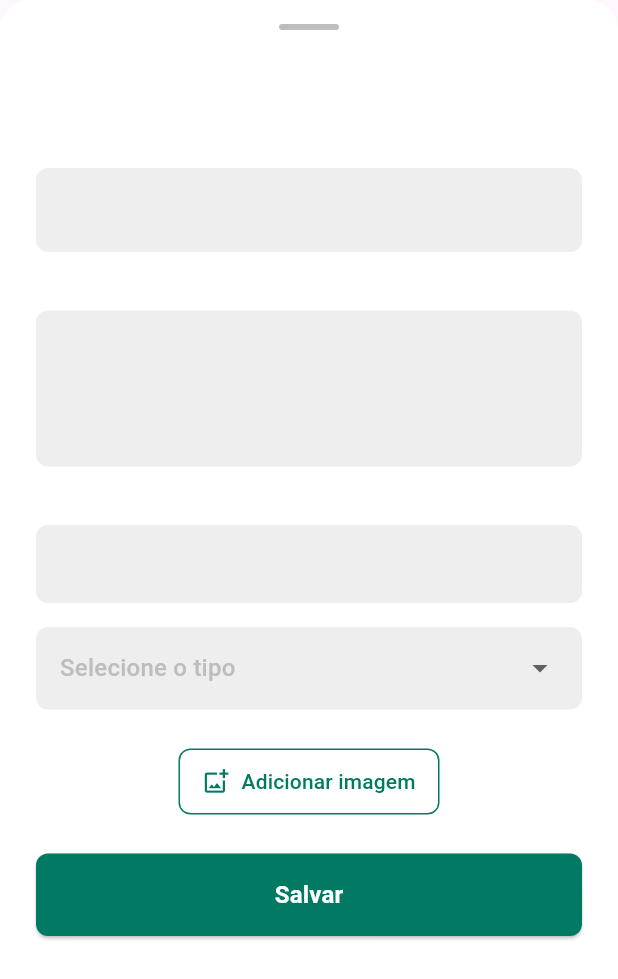
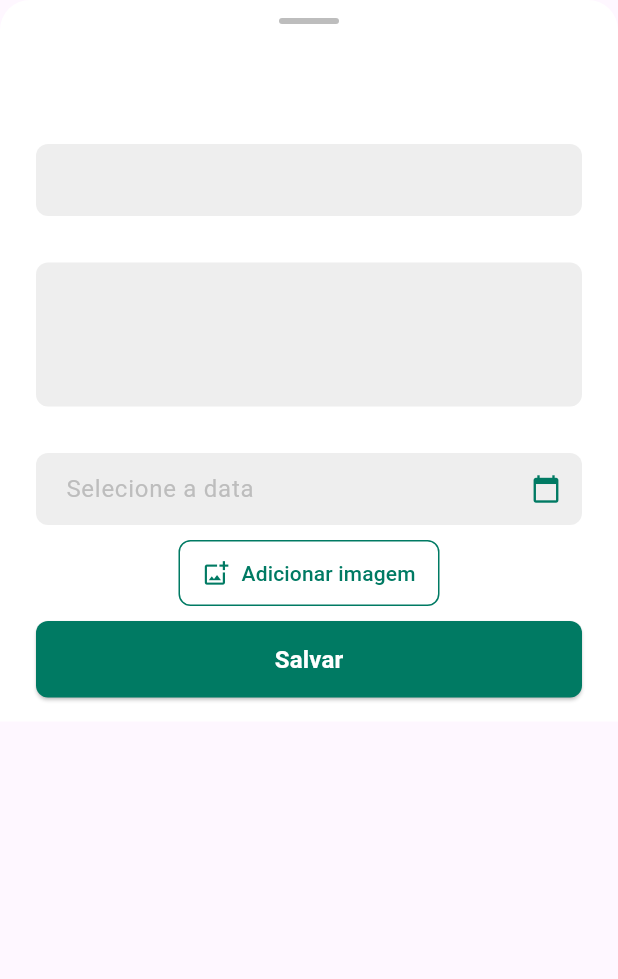
Before and after one commit to scheilasilva/cuidar_pet_app, a Flutter app: the BottomSheetCadastro widget shown alone on an empty page, opened directly with empty values, on a phone screen of 412 x 824 dp. Shown: the top 979 px of the screen. Run offline on Flutter 3.47's test engine with Material 3 defaults, Android fonts, the phone set to English and light mode, and no system bars; drawn by our look-alikes of oktoast; our stand-ins replace carousel_slider, dropdown_button2, firebase_auth, firebase_core, flutter_map, flutter_mobx and 10 more; accounts and stored records are empty; generated files the repository leaves out were written again.

Commit message:
ajustes gerais

```diff
--- a/lib/app/modules/consulta/consulta_controller.dart
+++ b/lib/app/modules/consulta/consulta_controller.dart
@@ -29,7 +29,6 @@ abstract class _ConsultaControllerBase with Store {
     return c.titulo.isNotEmpty &&
         c.descricao.isNotEmpty &&
         c.dataConsulta.isNotEmpty &&
-        c.tipo.isNotEmpty &&
         c.animalId.isNotEmpty;
   }
 
@@ -70,14 +69,13 @@ abstract class _ConsultaControllerBase with Store {
 
   // Criar nova consulta
   @action
-  Future<void> criarConsulta(String titulo, String descricao, String data, String tipo, String? imagem) async {
+  Future<void> criarConsulta(String titulo, String descricao, String data, String? imagem) async {
     if (animalSelecionadoId == null) return;
 
     final novaConsulta = ConsultaStoreFactory.novo(animalSelecionadoId!);
     novaConsulta.titulo = titulo;
     novaConsulta.descricao = descricao;
     novaConsulta.dataConsulta = data;
-    novaConsulta.tipo = tipo;
     novaConsulta.imagem = imagem;
 
     if (imagem != null && imagem.isNotEmpty) {
--- a/lib/app/modules/consulta/consulta_page.dart
+++ b/lib/app/modules/consulta/consulta_page.dart
@@ -83,8 +83,8 @@ class _ConsultaPageState extends State<ConsultaPage> {
             labelCampo1: 'Título da consulta',
             labelCampo2: 'Descrição da consulta',
             labelCampo3: 'Data da consulta',
-            onSalvar: (titulo, descricao, data, tipo, imagem) async {
-              await controller.criarConsulta(titulo, descricao, data, tipo, imagem);
+            onSalvar: (titulo, descricao, data, imagem) async {
+              await controller.criarConsulta(titulo, descricao, data, imagem!);
               if (mounted) {
                 ScaffoldMessenger.of(context).showSnackBar(
                   const SnackBar(
--- a/lib/app/modules/exame/exame_controller.dart
+++ b/lib/app/modules/exame/exame_controller.dart
@@ -29,7 +29,6 @@ abstract class _ExameControllerBase with Store {
     return e.titulo.isNotEmpty &&
         e.descricao.isNotEmpty &&
         e.dataRealizacao.isNotEmpty &&
-        e.tipo.isNotEmpty &&
         e.animalId.isNotEmpty;
   }
 
@@ -70,14 +69,13 @@ abstract class _ExameControllerBase with Store {
 
   // NOVO: Criar novo exame com imagem
   @action
-  Future<void> criarExameComImagem(String titulo, String descricao, String data, String tipo, String imagePath) async {
+  Future<void> criarExameComImagem(String titulo, String descricao, String data, String imagePath) async {
     if (animalSelecionadoId == null) return;
 
     final novoExame = ExameStoreFactory.novo(animalSelecionadoId!);
     novoExame.titulo = titulo;
     novoExame.descricao = descricao;
     novoExame.dataRealizacao = data;
-    novoExame.tipo = tipo;
 
     await _service.saveOrUpdateWithImage(novoExame.toModel(), imagePath);
     await loadExamesByAnimal(animalSelecionadoId!);
@@ -85,14 +83,13 @@ abstract class _ExameControllerBase with Store {
 
   // Criar novo exame sem imagem (mantém compatibilidade)
   @action
-  Future<void> criarExame(String titulo, String descricao, String data, String tipo, String? imagem) async {
+  Future<void> criarExame(String titulo, String descricao, String data, String? imagem) async {
     if (animalSelecionadoId == null) return;
 
     final novoExame = ExameStoreFactory.novo(animalSelecionadoId!);
     novoExame.titulo = titulo;
     novoExame.descricao = descricao;
     novoExame.dataRealizacao = data;
-    novoExame.tipo = tipo;
     novoExame.imagem = imagem;
 
     if (imagem != null && imagem.isNotEmpty) {
--- a/lib/app/modules/exame/exame_page.dart
+++ b/lib/app/modules/exame/exame_page.dart
@@ -28,19 +28,22 @@ class _ExamePageState extends State<ExamePage> {
   void _initializeWithSelectedAnimal() {
     // Usar o animal selecionado do carrossel
     if (animalController.animalSelecionadoCarrossel != null) {
-      controller.setAnimalSelecionado(animalController.animalSelecionadoCarrossel!.id);
+      controller.setAnimalSelecionado(
+          animalController.animalSelecionadoCarrossel!.id);
     } else if (animalController.animais.isNotEmpty) {
       // Fallback: definir o primeiro animal como selecionado
       animalController.setAnimalSelecionadoCarrossel(0);
       controller.setAnimalSelecionado(animalController.animais.first.id);
     }
   }
+
   void _showExameDetalhes(dynamic exame) {
     showModalBottomSheet(
       context: context,
       isScrollControlled: true,
       backgroundColor: Colors.transparent,
-      builder: (context) => ExameDetalhesBottomSheet(
+      builder: (context) =>
+          ExameDetalhesBottomSheet(
             exame: exame,
             onDelete: () async {
               await controller.excluirExame(exame);
@@ -75,15 +78,19 @@ class _ExamePageState extends State<ExamePage> {
       builder: (context) {
         return Padding(
           padding: EdgeInsets.only(
-            bottom: MediaQuery.of(context).viewInsets.bottom,
+            bottom: MediaQuery
+                .of(context)
+                .viewInsets
+                .bottom,
           ),
           child: BottomSheetCadastro(
               titulo: 'Novo exame',
               labelCampo1: 'Título do exame',
               labelCampo2: 'Descrição do exame',
               labelCampo3: 'Data realizada do exame',
-            onSalvar: (titulo, descricao, data, tipo, imagem) async {
-              await controller.criarExame(titulo, descricao, data, tipo, imagem);
+
+              onSalvar: (titulo, descricao, data, imagem) async {
+                await controller.criarExame(titulo, descricao, data, imagem!);
                 if (mounted) {
                   ScaffoldMessenger.of(context).showSnackBar(
                     const SnackBar(
--- a/lib/app/modules/exame/widgets/exame_detalhes_bottom_sheet.dart
+++ b/lib/app/modules/exame/widgets/exame_detalhes_bottom_sheet.dart
@@ -112,23 +112,12 @@ class ExameDetalhesBottomSheet extends StatelessWidget {
 
                       const SizedBox(height: 16),
 
-                      // Tipo de exame
-                      Text(
-                        'Tipo de exame: ${exame.tipo}',
-                        style: const TextStyle(
-                          fontSize: 16,
-                          fontWeight: FontWeight.w500,
-                          color: Color(0xFF00845A),
-                        ),
-                      ),
-
-                      const SizedBox(height: 8),
-
-                      // Data
+                      // Data (removido o tipo de exame)
                       Text(
                         'Data: ${exame.dataRealizacao}',
                         style: TextStyle(
-                          fontSize: 14,
+                          fontSize: 16,
+                          fontWeight: FontWeight.w500,
                           color: Colors.grey[600],
                         ),
                       ),
--- a/lib/app/modules/home/home_page.dart
+++ b/lib/app/modules/home/home_page.dart
@@ -207,6 +207,7 @@ class _HomePageState extends State<HomePage> {
                       carouselController: _carouselController,
                       options: CarouselOptions(
                         height: 220,
+                        viewportFraction: 0.92,
                         enlargeCenterPage: true,
                         initialPage: controller.carrosselIndex,
                         enableInfiniteScroll: false,
--- a/lib/app/modules/tratamento/tratamento_controller.dart
+++ b/lib/app/modules/tratamento/tratamento_controller.dart
@@ -32,7 +32,6 @@ abstract class _TratamentoControllerBase with Store {
     return t.titulo.isNotEmpty &&
         t.descricao.isNotEmpty &&
         t.dataInicio.isNotEmpty &&
-        t.tipo.isNotEmpty &&
         t.animalId.isNotEmpty;
   }
 
@@ -81,14 +80,13 @@ abstract class _TratamentoControllerBase with Store {
 
   // Criar novo tratamento
   @action
-  Future<void> criarTratamento(String titulo, String descricao, String data, String tipo, String? imagem) async {
+  Future<void> criarTratamento(String titulo, String descricao, String data, String? imagem) async {
     if (animalSelecionadoId == null) return;
 
     final novoTratamento = TratamentoStoreFactory.novo(animalSelecionadoId!);
     novoTratamento.titulo = titulo;
     novoTratamento.descricao = descricao;
     novoTratamento.dataInicio = data;
-    novoTratamento.tipo = tipo;
     novoTratamento.imagem = imagem;
 
     if (imagem != null && imagem.isNotEmpty) {
--- a/lib/app/modules/tratamento/tratamento_page.dart
+++ b/lib/app/modules/tratamento/tratamento_page.dart
@@ -99,8 +99,8 @@ class _TratamentoPageState extends State<TratamentoPage> {
             labelCampo1: 'Título do tratamento',
             labelCampo2: 'Descrição do tratamento',
             labelCampo3: 'Data de início do tratamento',
-            onSalvar: (titulo, descricao, data, tipo, imagem) async {
-              await controller.criarTratamento(titulo, descricao, data, tipo, imagem);
+            onSalvar: (titulo, descricao, data, imagem) async {
+              await controller.criarTratamento(titulo, descricao, data, imagem);
               if (mounted) {
                 ScaffoldMessenger.of(context).showSnackBar(
                   const SnackBar(
--- a/lib/app/modules/vacinacao/vacinacao_controller.dart
+++ b/lib/app/modules/vacinacao/vacinacao_controller.dart
@@ -30,7 +30,6 @@ abstract class _VacinacaoControllerBase with Store {
     return v.titulo.isNotEmpty &&
         v.descricao.isNotEmpty &&
         v.dataVacinacao.isNotEmpty &&
-        v.tipo.isNotEmpty &&
         v.animalId.isNotEmpty;
   }
 
@@ -71,14 +70,13 @@ abstract class _VacinacaoControllerBase with Store {
 
   // Criar nova vacinação
   @action
-  Future<void> criarVacinacao(String titulo, String descricao, String data, String tipo, String? imagem) async {
+  Future<void> criarVacinacao(String titulo, String descricao, String data, String? imagem) async {
     if (animalSelecionadoId == null) return;
 
     final novaVacinacao = VacinacaoStoreFactory.novo(animalSelecionadoId!);
     novaVacinacao.titulo = titulo;
     novaVacinacao.descricao = descricao;
     novaVacinacao.dataVacinacao = data;
-    novaVacinacao.tipo = tipo;
     novaVacinacao.imagem = imagem;
 
     if (imagem != null && imagem.isNotEmpty) {
--- a/lib/app/modules/vacinacao/vacinacao_page.dart
+++ b/lib/app/modules/vacinacao/vacinacao_page.dart
@@ -96,8 +96,8 @@ class _VacinacaoPageState extends State<VacinacaoPage> {
             labelCampo1: 'Nome da vacina',
             labelCampo2: 'Descrição da vacinação',
             labelCampo3: 'Data programada (dd/mm/aaaa)',
-            onSalvar: (titulo, descricao, data, tipo, imagem) async {
-              await controller.criarVacinacao(titulo, descricao, data, tipo, imagem);
+            onSalvar: (titulo, descricao, data, imagem) async {
+              await controller.criarVacinacao(titulo, descricao, data, imagem!);
               if (mounted) {
                 ScaffoldMessenger.of(context).showSnackBar(
                   const SnackBar(
--- a/lib/app/shared/widget/bottom_sheet_cadastros/bottom_sheet_cadastros.dart
+++ b/lib/app/shared/widget/bottom_sheet_cadastros/bottom_sheet_cadastros.dart
@@ -1,13 +1,16 @@
+import 'dart:io';
+
 import 'package:flutter/material.dart';
 import 'package:image_picker/image_picker.dart';
-import 'dart:io';
+import 'package:intl/intl.dart';
 
 class BottomSheetCadastro extends StatefulWidget {
   final String titulo;
   final String labelCampo1;
   final String labelCampo2;
   final String labelCampo3;
-  final Function(String, String, String, String, String?) onSalvar;
+  final Function(String, String, String, String?)
+      onSalvar; // Removido o parâmetro tipo
 
   const BottomSheetCadastro({
     super.key,
@@ -26,18 +29,9 @@ class _BottomSheetCadastroState extends State<BottomSheetCadastro> {
   final TextEditingController _campo1Controller = TextEditingController();
   final TextEditingController _campo2Controller = TextEditingController();
   final TextEditingController _campo3Controller = TextEditingController();
-  String? _tipoSelecionado;
   String? _imagemPath;
   bool _isLoadingImage = false;
-
-  final List<String> _tiposExame = [
-    'Hemograma',
-    'Raio-X',
-    'Ultrassonografia',
-    'Endoscopia',
-    'Exame de fezes',
-    'Outro'
-  ];
+  DateTime? _dataSelecionada;
 
   @override
   void dispose() {
@@ -45,6 +39,40 @@ class _BottomSheetCadastroState extends State<BottomSheetCadastro> {
     _campo2Controller.dispose();
     _campo3Controller.dispose();
     super.dispose();
+  }
+
+  Future<void> _selecionarData() async {
+    final DateTime? picked = await showDatePicker(
+      context: context,
+      initialDate: _dataSelecionada ?? DateTime.now(),
+      firstDate: DateTime(2000),
+      lastDate: DateTime.now(),
+      builder: (context, child) {
+        return Theme(
+          data: Theme.of(context).copyWith(
+            colorScheme: const ColorScheme.light(
+              primary: Color(0xFF007A63),
+              onPrimary: Colors.white,
+              surface: Colors.white,
+              onSurface: Colors.black,
+            ),
+            textButtonTheme: TextButtonThemeData(
+              style: TextButton.styleFrom(
+                foregroundColor: const Color(0xFF007A63),
+              ),
+            ),
+          ),
+          child: child!,
+        );
+      },
+    );
+
+    if (picked != null && picked != _dataSelecionada) {
+      setState(() {
+        _dataSelecionada = picked;
+        _campo3Controller.text = DateFormat('dd/MM/yyyy').format(picked);
+      });
+    }
   }
 
   void _mostrarOpcoesImagem() {
@@ -73,7 +101,8 @@ class _BottomSheetCadastroState extends State<BottomSheetCadastro> {
               if (_imagemPath != null)
                 ListTile(
                   leading: const Icon(Icons.delete, color: Colors.red),
-                  title: const Text('Remover imagem', style: TextStyle(color: Colors.red)),
+                  title: const Text('Remover imagem',
+                      style: TextStyle(color: Colors.red)),
                   onTap: () {
                     Navigator.pop(context);
                     _removerImagem();
@@ -139,10 +168,9 @@ class _BottomSheetCadastroState extends State<BottomSheetCadastro> {
             'Imagem selecionada:',
             style: TextStyle(fontSize: 16, color: Colors.black87),
           ),
-          const SizedBox(height: 8),
           Container(
             width: double.infinity,
-            height: 150,
+            height: 120,
             decoration: BoxDecoration(
               borderRadius: BorderRadius.circular(8),
               border: Border.all(color: Colors.grey[300]!),
@@ -170,18 +198,25 @@ class _BottomSheetCadastroState extends State<BottomSheetCadastro> {
 
   @override
   Widget build(BuildContext context) {
+    final screenHeight = MediaQuery.of(context).size.height;
+    final keyboardHeight = MediaQuery.of(context).viewInsets.bottom;
+
+    final maxHeight = (screenHeight * 0.8) - keyboardHeight;
+
     return Container(
-      padding: const EdgeInsets.symmetric(horizontal: 24, vertical: 16),
+      constraints: BoxConstraints(
+        maxHeight: maxHeight,
+      ),
       decoration: const BoxDecoration(
         color: Colors.white,
         borderRadius: BorderRadius.vertical(top: Radius.circular(20)),
       ),
       child: Column(
         mainAxisSize: MainAxisSize.min,
-        crossAxisAlignment: CrossAxisAlignment.start,
         children: [
-          // Indicador de arraste
-          Center(
+          Container(
+            padding: const EdgeInsets.symmetric(vertical: 12),
+            child: Center(
               child: Container(
                 width: 40,
                 height: 4,
@@ -191,9 +226,13 @@ class _BottomSheetCadastroState extends State<BottomSheetCadastro> {
                 ),
               ),
             ),
-          const SizedBox(height: 16),
-
-          // Título
+          ),
+          Flexible(
+            child: SingleChildScrollView(
+              padding: const EdgeInsets.symmetric(horizontal: 24),
+              child: Column(
+                crossAxisAlignment: CrossAxisAlignment.start,
+                children: [
                   Text(
                     widget.titulo,
                     style: const TextStyle(
@@ -202,7 +241,7 @@ class _BottomSheetCadastroState extends State<BottomSheetCadastro> {
                       color: Colors.black87,
                     ),
                   ),
-          const SizedBox(height: 24),
+                  const SizedBox(height: 16),
 
                   // Campo 1
                   Text(
@@ -219,9 +258,11 @@ class _BottomSheetCadastroState extends State<BottomSheetCadastro> {
                         borderRadius: BorderRadius.circular(8),
                         borderSide: BorderSide.none,
                       ),
+                      contentPadding: const EdgeInsets.symmetric(
+                          horizontal: 16, vertical: 12),
                     ),
                   ),
-          const SizedBox(height: 16),
+                  const SizedBox(height: 8),
 
                   // Campo 2
                   Text(
@@ -231,6 +272,7 @@ class _BottomSheetCadastroState extends State<BottomSheetCadastro> {
                   TextField(
                     controller: _campo2Controller,
                     maxLines: 3,
+                    // Aumentado para 3 linhas já que removemos o dropdown
                     decoration: InputDecoration(
                       hintStyle: TextStyle(color: Colors.grey[400]),
                       filled: true,
@@ -239,18 +281,24 @@ class _BottomSheetCadastroState extends State<BottomSheetCadastro> {
                         borderRadius: BorderRadius.circular(8),
                         borderSide: BorderSide.none,
                       ),
+                      contentPadding: const EdgeInsets.symmetric(
+                          horizontal: 16, vertical: 12),
                     ),
                   ),
-          const SizedBox(height: 16),
+                  const SizedBox(height: 8),
 
-          // Campo 3
+                  // Campo 3 - Data
                   Text(
                     widget.labelCampo3,
                     style: const TextStyle(fontSize: 16, color: Colors.black87),
                   ),
-          TextField(
+                  GestureDetector(
+                    onTap: _selecionarData,
+                    child: AbsorbPointer(
+                      child: TextField(
                         controller: _campo3Controller,
                         decoration: InputDecoration(
+                          hintText: 'Selecione a data',
                           hintStyle: TextStyle(color: Colors.grey[400]),
                           filled: true,
                           fillColor: Colors.grey[200],
@@ -258,49 +306,21 @@ class _BottomSheetCadastroState extends State<BottomSheetCadastro> {
                             borderRadius: BorderRadius.circular(8),
                             borderSide: BorderSide.none,
                           ),
-              contentPadding:
-              const EdgeInsets.symmetric(horizontal: 16, vertical: 14),
-            ),
-          ),
-          const SizedBox(height: 16),
-
-          // Dropdown
-          Container(
-            padding: const EdgeInsets.symmetric(horizontal: 16),
-            decoration: BoxDecoration(
-              color: Colors.grey[200],
-              borderRadius: BorderRadius.circular(8),
-            ),
-            child: DropdownButtonHideUnderline(
-              child: DropdownButton<String>(
-                itemHeight: 55,
-                isExpanded: true,
-                hint: Text(
-                  'Selecione o tipo',
-                  style: TextStyle(color: Colors.grey[400]),
-                ),
-                value: _tipoSelecionado,
-                icon: const Icon(Icons.arrow_drop_down),
-                items: _tiposExame.map((String tipo) {
-                  return DropdownMenuItem<String>(
-                    value: tipo,
-                    child: Text(tipo),
-                  );
-                }).toList(),
-                onChanged: (String? newValue) {
-                  setState(() {
-                    _tipoSelecionado = newValue;
-                  });
-                },
+                          contentPadding: const EdgeInsets.symmetric(
+                              horizontal: 16, vertical: 12),
+                          suffixIcon: const Icon(
+                            Icons.calendar_today,
+                            color: Color(0xFF007A63),
+                            size: 20,
                           ),
                         ),
                       ),
-          const SizedBox(height: 24),
+                    ),
+                  ),
+                  const SizedBox(height: 8),
 
-          // Preview da imagem selecionada
                   _buildImagePreview(),
 
-          // Botão adicionar imagem
                   Center(
                     child: OutlinedButton.icon(
                       onPressed: _isLoadingImage ? null : _mostrarOpcoesImagem,
@@ -311,11 +331,15 @@ class _BottomSheetCadastroState extends State<BottomSheetCadastro> {
                               child: CircularProgressIndicator(strokeWidth: 2),
                             )
                           : Icon(
-                _imagemPath != null ? Icons.edit : Icons.add_photo_alternate_outlined,
+                              _imagemPath != null
+                                  ? Icons.edit
+                                  : Icons.add_photo_alternate_outlined,
                               color: const Color(0xFF007A63),
                             ),
                       label: Text(
-                _imagemPath != null ? 'Alterar imagem' : 'Adicionar imagem',
+                        _imagemPath != null
+                            ? 'Alterar imagem'
+                            : 'Adicionar imagem',
                         style: const TextStyle(color: Color(0xFF007A63)),
                       ),
                       style: OutlinedButton.styleFrom(
@@ -323,22 +347,20 @@ class _BottomSheetCadastroState extends State<BottomSheetCadastro> {
                         shape: RoundedRectangleBorder(
                           borderRadius: BorderRadius.circular(8),
                         ),
-                padding:
-                const EdgeInsets.symmetric(vertical: 12, horizontal: 16),
+                        padding: const EdgeInsets.symmetric(
+                            vertical: 12, horizontal: 16),
                       ),
                     ),
                   ),
-          const SizedBox(height: 24),
+                  const SizedBox(height: 8),
 
-          // Botão salvar
                   SizedBox(
                     width: double.infinity,
                     child: ElevatedButton(
                       onPressed: () {
                         if (_campo1Controller.text.isEmpty ||
                             _campo2Controller.text.isEmpty ||
-                    _campo3Controller.text.isEmpty ||
-                    _tipoSelecionado == null) {
+                            _campo3Controller.text.isEmpty) {
                           ScaffoldMessenger.of(context).showSnackBar(
                             const SnackBar(
                               content: Text('Preencha todos os campos'),
@@ -348,30 +370,36 @@ class _BottomSheetCadastroState extends State<BottomSheetCadastro> {
                           return;
                         }
 
+                        // Removido o parâmetro tipo da chamada
                         widget.onSalvar(
                           _campo1Controller.text,
                           _campo2Controller.text,
                           _campo3Controller.text,
-                  _tipoSelecionado!,
-                  _imagemPath, // Passa o caminho da imagem temporária
+                          _imagemPath,
                         );
                         Navigator.pop(context);
                       },
                       style: ElevatedButton.styleFrom(
                         backgroundColor: const Color(0xFF007A63),
                         foregroundColor: Colors.white,
-                padding: const EdgeInsets.symmetric(vertical: 16),
+                        padding: const EdgeInsets.symmetric(vertical: 14),
                         shape: RoundedRectangleBorder(
                           borderRadius: BorderRadius.circular(8),
                         ),
                       ),
                       child: const Text(
                         'Salvar',
-                style: TextStyle(fontSize: 16, fontWeight: FontWeight.bold),
+                        style: TextStyle(
+                            fontSize: 16, fontWeight: FontWeight.bold),
                       ),
                     ),
                   ),
-          const SizedBox(height: 16),
+
+                  SizedBox(height: MediaQuery.of(context).padding.bottom + 16),
+                ],
+              ),
+            ),
+          ),
         ],
       ),
     );
```
Also changed, not shown: lib/app/modules/consulta/consulta_controller.g.dart, lib/app/modules/exame/exame_controller.g.dart, lib/app/modules/perfil/perfil_controller.g.dart, lib/app/modules/tratamento/tratamento_controller.g.dart, lib/app/modules/vacinacao/vacinacao_controller.g.dart, pubspec.lock. Lines whose indentation alone changed are shown as unchanged.
